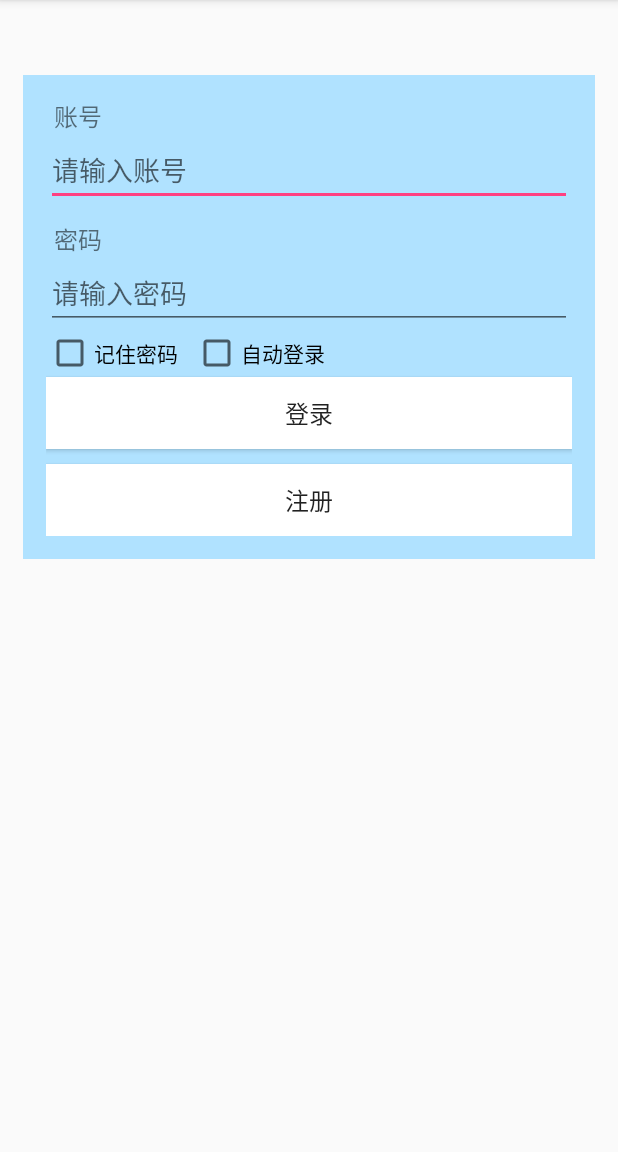
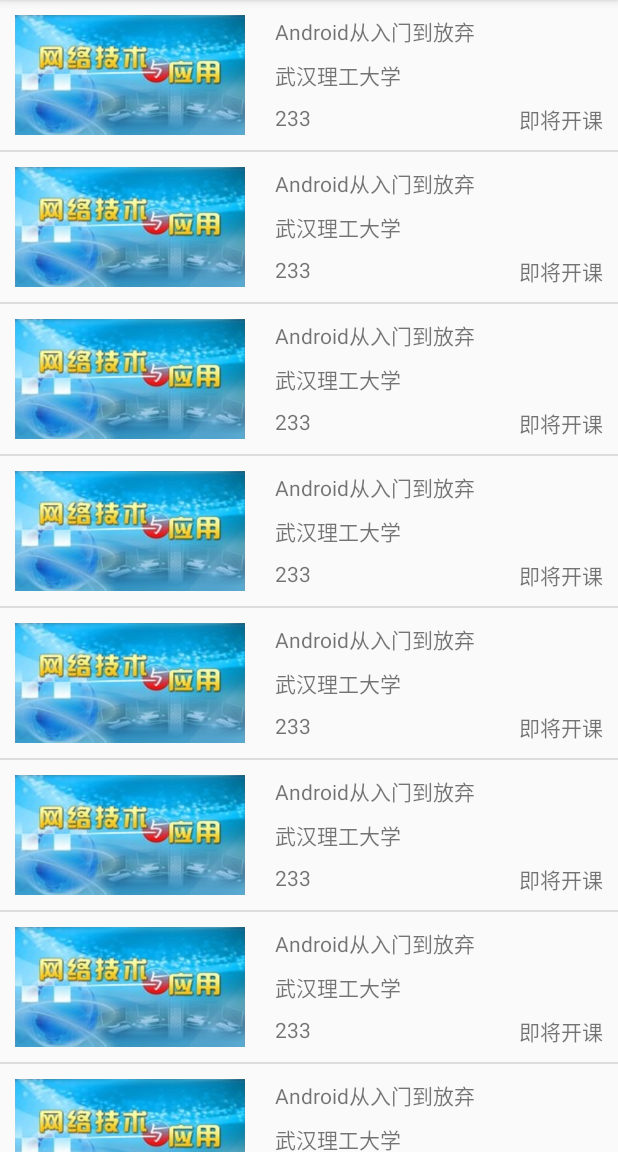
Before and after one commit to BlacksunChen/mooc, an Android app: the screen it shows after launch (LoginActivity before the commit, CourseListActivity after it), on a phone screen of 412 x 824 dp, the part 84-1236 px from its top. Run offline under Robolectric (Android 15) with nearby library versions, the phone set to English and light mode, and no system bars.

Commit message:
add the function of browse the list of course

```diff
--- a/MOOC/app/src/main/AndroidManifest.xml
+++ b/MOOC/app/src/main/AndroidManifest.xml
@@ -18,21 +18,24 @@
         android:supportsRtl="true"
         android:theme="@style/AppTheme">
         //@style/AppTheme //@android:style/Theme.NoTitleBar.Fullscreen
-        <activity android:name=".MainActivity">
-
-        </activity>
+        <activity android:name=".MainActivity"></activity>
         <activity
             android:name=".DanmuActivity"
             android:configChanges="orientation|keyboardHidden|screenLayout|screenSize"
             android:screenOrientation="landscape" />
-        <activity android:name=".LoginActivity" >
+        <activity android:name=".LoginActivity">
+
+        </activity>
+        <activity android:name=".RegisterActivity" />
+        <activity
+            android:name=".CourseListActivity">
             <intent-filter>
                 <action android:name="android.intent.action.MAIN" />
 
                 <category android:name="android.intent.category.LAUNCHER" />
             </intent-filter>
+
         </activity>
-        <activity android:name=".RegisterActivity"></activity>
     </application>
 
 </manifest>
--- /dev/null
+++ b/MOOC/app/src/main/java/cmr/mooc/CourseListActivity.java
@@ -0,0 +1,47 @@
+package cmr.mooc;
+
+import android.os.Bundle;
+import android.support.v7.app.AppCompatActivity;
+import android.widget.ListView;
+import android.widget.SimpleAdapter;
+
+import java.util.ArrayList;
+import java.util.HashMap;
+
+public class CourseListActivity extends AppCompatActivity {
+    private ListView listView;
+
+    @Override
+    protected void onCreate(Bundle savedInstanceState) {
+        super.onCreate(savedInstanceState);
+        setContentView(R.layout.activity_course_list);
+        //setContentView(R.layout.listview_data);
+
+        listView = (ListView)findViewById(R.id.listView);
+        SimpleAdapter adapter = new SimpleAdapter(this,getData(),R.layout.listview_data,
+                new String[] {"image","courseName","college","studentNum","progress"},
+                new int[] {R.id.course_img,R.id.courseName,R.id.college,R.id.studentNum,R.id.progress});
+        listView.setAdapter(adapter);
+    }
+
+    /**
+     * 获取Map中的数据
+     * @return
+     */
+    private ArrayList<HashMap<String,Object>> getData()
+    {
+        ArrayList<HashMap<String,Object>> arrayList = new ArrayList<HashMap<String,Object>>();
+        for(int i=0;i<8;i++)
+        {
+            HashMap<String, Object> tempHashMap = new HashMap<String, Object>();
+            tempHashMap.put("image",R.drawable.course_img);
+            tempHashMap.put("courseName","Android从入门到放弃");
+            tempHashMap.put("college","武汉理工大学");
+            tempHashMap.put("studentNum",233);
+            tempHashMap.put("progress","即将开课");
+            arrayList.add(tempHashMap);
+        }
+
+        return arrayList;
+    }
+}
--- /dev/null
+++ b/MOOC/app/src/main/res/layout/activity_course_list.xml
@@ -0,0 +1,19 @@
+<?xml version="1.0" encoding="utf-8"?>
+<LinearLayout xmlns:android="http://schemas.android.com/apk/res/android"
+    android:layout_width="match_parent"
+    android:layout_height="match_parent"
+    android:orientation="vertical" >
+
+    <LinearLayout
+        android:layout_width="wrap_content"
+        android:layout_height="wrap_content">
+        <ListView
+            android:id="@+id/listView"
+            android:layout_width="match_parent"
+            android:layout_height="wrap_content"
+            android:scrollbars="vertical">
+
+        </ListView>
+    </LinearLayout>
+
+</LinearLayout>
--- a/MOOC/app/src/main/res/layout/activity_home.xml
+++ b/MOOC/app/src/main/res/layout/activity_home.xml
@@ -22,7 +22,7 @@
                 android:layout_height="60dp"
                 android:layout_width="0dp"
                 android:layout_weight="1"
-                android:text="btn1"/>
+                android:text="计算机"/>
             <Button
                 android:layout_height="60dp"
                 android:layout_width="0dp"
--- /dev/null
+++ b/MOOC/app/src/main/res/layout/listview_data.xml
@@ -0,0 +1,64 @@
+<?xml version="1.0" encoding="utf-8"?>
+<LinearLayout xmlns:android="http://schemas.android.com/apk/res/android"
+    android:layout_width="match_parent"
+    android:layout_height="wrap_content"
+    android:orientation="horizontal"
+    >
+
+    <ImageView
+        android:id="@+id/course_img"
+        android:scaleType="fitXY"
+        android:layout_width="0dp"
+        android:layout_weight="1"
+        android:layout_height="80dp"
+        android:layout_margin="10dp" />
+
+    <RelativeLayout
+        android:layout_width="0dp"
+        android:layout_height="80dp"
+        android:layout_weight="2"
+        android:layout_margin="10dp"
+        android:orientation="vertical">
+
+        <TextView
+            android:id="@+id/courseName"
+            android:layout_width="match_parent"
+            android:layout_height="wrap_content"
+            android:layout_alignParentTop="true"/>
+
+        <TextView
+            android:id="@+id/college"
+            android:layout_width="match_parent"
+            android:layout_height="wrap_content"
+            android:layout_centerVertical="true"
+            />
+
+        <RelativeLayout
+            android:layout_width="match_parent"
+            android:layout_height="wrap_content"
+            android:layout_alignParentBottom="true">
+
+            <TextView
+                android:id="@+id/studentNum"
+                android:layout_width="wrap_content"
+                android:layout_height="wrap_content"
+                android:layout_alignParentLeft="true"
+                />
+            <TextView
+                android:id="@+id/progress"
+                android:layout_width="wrap_content"
+                android:layout_height="wrap_content"
+                android:layout_alignParentRight="true"
+                />
+
+        </RelativeLayout>
+
+
+
+
+    </RelativeLayout>
+
+
+
+
+</LinearLayout>
```
Also changed, not shown: MOOC/app/src/main/res/drawable/course_img.png (added), MOOC/app/src/main/res/values/strings.xml (line endings or trailing spaces).
